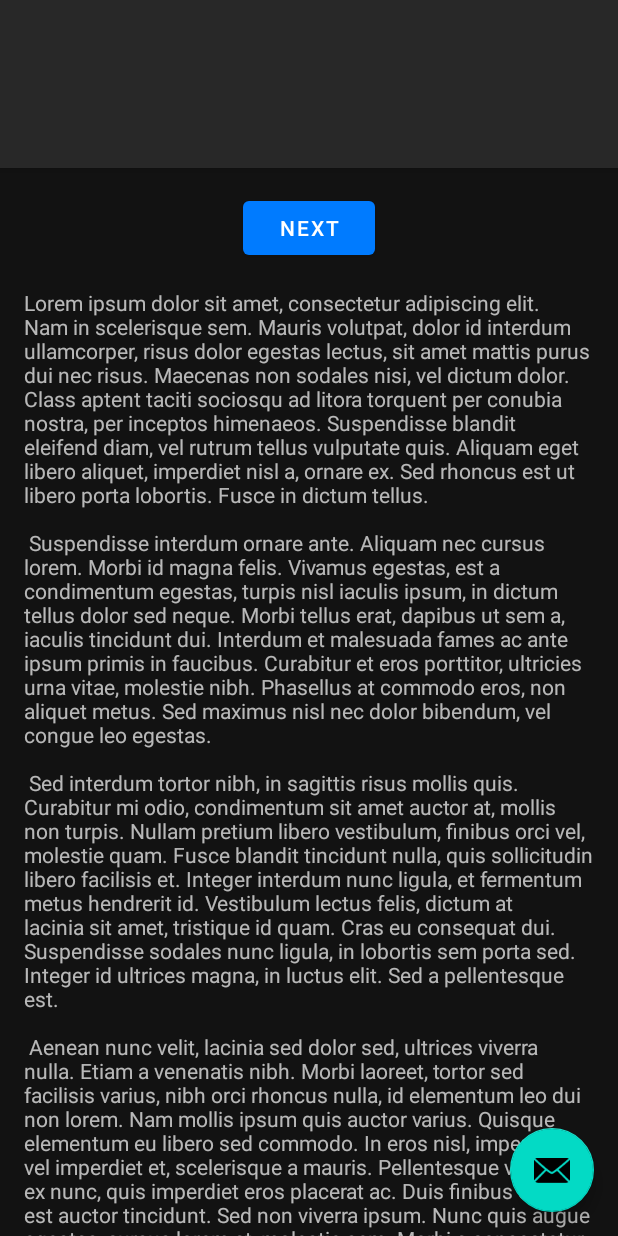
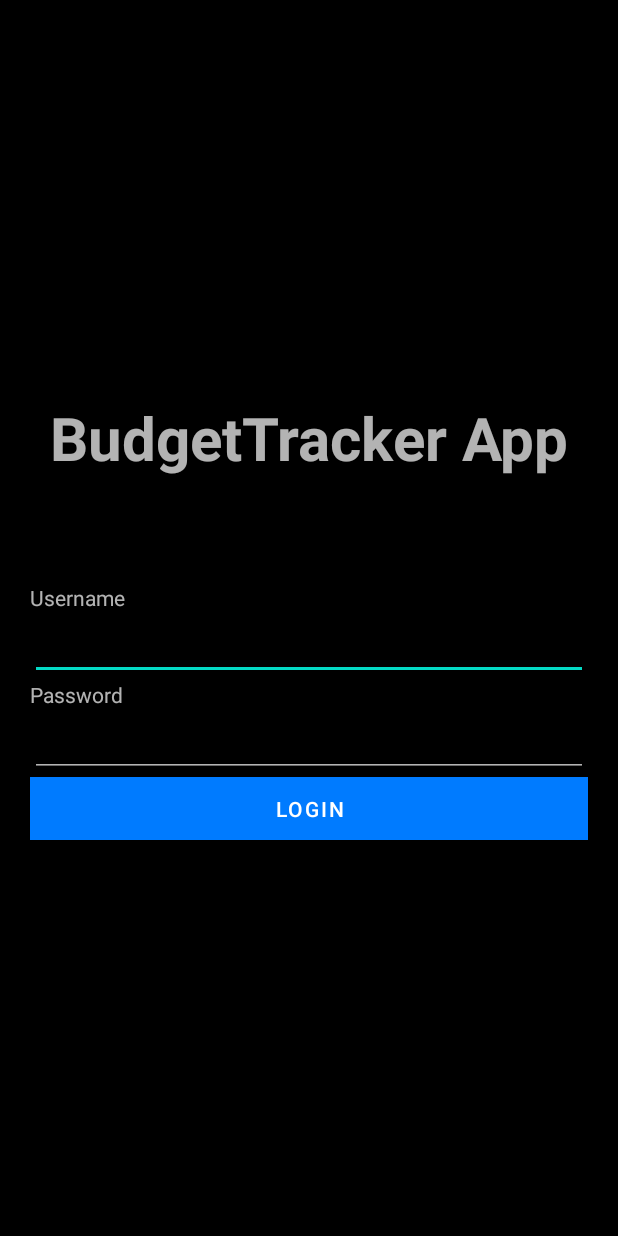
Before and after one commit to simplyratl/budget_tracker, an Android app: the layout activity_login.xml on its own in the app's theme, with its tools: preview values and no code run, on a phone screen of 412 x 824 dp. Run offline under Robolectric (Android 15) with nearby library versions, the phone set to English and light mode, and no system bars.

Commit message:
login strana

```diff
--- a/app/build.gradle
+++ b/app/build.gradle
@@ -64,11 +64,13 @@ dependencies {
     implementation 'androidx.compose.ui:ui-graphics'
     implementation 'androidx.compose.ui:ui-tooling-preview'
     implementation 'androidx.compose.material3:material3'
+    implementation platform('androidx.compose:compose-bom:2022.10.00')
     testImplementation 'junit:junit:4.13.2'
     androidTestImplementation 'androidx.test.ext:junit:1.1.3'
     androidTestImplementation 'androidx.test.espresso:espresso-core:3.4.0'
     androidTestImplementation platform('androidx.compose:compose-bom:2022.10.00')
     androidTestImplementation 'androidx.compose.ui:ui-test-junit4'
+    androidTestImplementation platform('androidx.compose:compose-bom:2022.10.00')
     debugImplementation 'androidx.compose.ui:ui-tooling'
     debugImplementation 'androidx.compose.ui:ui-test-manifest'
 }
--- a/app/src/main/java/com/example/budget_tracker/ui/auth/ui/FirstFragment.kt
+++ /dev/null
@@ -1,44 +0,0 @@
-package com.example.budget_tracker.ui.auth.ui
-
-import android.os.Bundle
-import androidx.fragment.app.Fragment
-import android.view.LayoutInflater
-import android.view.View
-import android.view.ViewGroup
-import androidx.navigation.fragment.findNavController
-import com.example.budget_tracker.R
-import com.example.budget_tracker.databinding.FragmentFirstBinding
-
-/**
- * A simple [Fragment] subclass as the default destination in the navigation.
- */
-class FirstFragment : Fragment() {
-
-private var _binding: FragmentFirstBinding? = null
-    // This property is only valid between onCreateView and
-    // onDestroyView.
-    private val binding get() = _binding!!
-
-    override fun onCreateView(
-        inflater: LayoutInflater, container: ViewGroup?,
-        savedInstanceState: Bundle?
-    ): View? {
-
-      _binding = FragmentFirstBinding.inflate(inflater, container, false)
-      return binding.root
-
-    }
-
-    override fun onViewCreated(view: View, savedInstanceState: Bundle?) {
-        super.onViewCreated(view, savedInstanceState)
-
-        binding.buttonFirst.setOnClickListener {
-            findNavController().navigate(R.id.action_FirstFragment_to_SecondFragment)
-        }
-    }
-
-override fun onDestroyView() {
-        super.onDestroyView()
-        _binding = null
-    }
-}
--- a/app/src/main/res/layout/activity_login.xml
+++ b/app/src/main/res/layout/activity_login.xml
@@ -1,35 +1,87 @@
 <?xml version="1.0" encoding="utf-8"?>
-<androidx.coordinatorlayout.widget.CoordinatorLayout
-    xmlns:android="http://schemas.android.com/apk/res/android"
+<androidx.constraintlayout.widget.ConstraintLayout xmlns:android="http://schemas.android.com/apk/res/android"
     xmlns:app="http://schemas.android.com/apk/res-auto"
     xmlns:tools="http://schemas.android.com/tools"
     android:layout_width="match_parent"
     android:layout_height="match_parent"
-    android:fitsSystemWindows="true"
-    tools:context=".ui.auth.ui.LoginActivity">
+    tools:context=".ui.auth.login.ui.LoginActivity"
+    android:background="@color/background"
+    android:layout_gravity="center"
+    >
 
-    <com.google.android.material.appbar.AppBarLayout
+    <LinearLayout
+        android:layout_width="match_parent"
         android:layout_height="wrap_content"
-        android:layout_width="match_parent"
-        android:fitsSystemWindows="true"
-        >
+        android:orientation="vertical"
+        app:layout_constraintBottom_toBottomOf="parent"
+        app:layout_constraintTop_toTopOf="parent"
+        android:layout_marginHorizontal="20dp"
+        tools:ignore="MissingConstraints">
 
-        <com.google.android.material.appbar.MaterialToolbar
-            android:id="@+id/toolbar"
-            android:layout_width = "match_parent"
-            android:layout_height = "?attr/actionBarSize" />
+        <TextView
+            android:id="@+id/login_heading"
+            android:layout_width="match_parent"
+            android:layout_height="wrap_content"
+            android:text="BudgetTracker App"
+            android:textStyle="bold"
+            android:textSize="40sp"
+            android:gravity="center"
+            android:layout_marginBottom="70dp"
+            />
 
-  </com.google.android.material.appbar.AppBarLayout>
+        <LinearLayout
+            android:layout_width="match_parent"
+            android:layout_height="wrap_content"
+            android:orientation="vertical"
+            >
 
-  <include layout="@layout/content_login"/>
+            <TextView
+                android:id="@+id/login_label_username"
+                android:layout_width="wrap_content"
+                android:layout_height="wrap_content"
+                android:layout_weight="1"
+                android:text="Username" />
 
-  <com.google.android.material.floatingactionbutton.FloatingActionButton
-  android:id="@+id/fab"
-  android:layout_width="wrap_content"
-  android:layout_height="wrap_content"
-  android:layout_gravity="bottom|end"
-  android:layout_marginEnd="@dimen/fab_margin"
-  android:layout_marginBottom="16dp"
-  app:srcCompat="@android:drawable/ic_dialog_email" />
+            <EditText
+                android:id="@+id/editTextText"
+                android:layout_width="match_parent"
+                android:layout_height="wrap_content"
+                android:ems="10"
+                android:inputType="text"
+                android:textColor="@color/text_color" />
+        </LinearLayout>
 
-  </androidx.coordinatorlayout.widget.CoordinatorLayout>
+        <LinearLayout
+            android:layout_width="match_parent"
+            android:layout_height="wrap_content"
+            android:orientation="vertical"
+            >
+
+            <TextView
+                android:id="@+id/login_label_password"
+                android:layout_width="wrap_content"
+                android:layout_height="wrap_content"
+                android:layout_weight="1"
+                android:text="Password" />
+
+            <EditText
+                android:id="@+id/editTextTextPassword"
+                android:layout_width="match_parent"
+                android:layout_height="wrap_content"
+                android:ems="10"
+                android:textColor="@color/text_color"
+                android:inputType="textPassword" />
+
+            <Button
+                android:id="@+id/login_button"
+                android:layout_width="match_parent"
+                android:layout_height="42dp"
+                android:background="@color/primary_color"
+                android:text="Login" />
+        </LinearLayout>
+
+
+
+    </LinearLayout>
+
+</androidx.constraintlayout.widget.ConstraintLayout>
--- a/app/src/main/res/layout/content_login.xml
+++ /dev/null
@@ -1,20 +0,0 @@
-<?xml version="1.0" encoding="utf-8"?>
-<androidx.constraintlayout.widget.ConstraintLayout
-    xmlns:android="http://schemas.android.com/apk/res/android"
-    xmlns:app="http://schemas.android.com/apk/res-auto"
-    android:layout_width="match_parent"
-    android:layout_height="match_parent"
-    app:layout_behavior="@string/appbar_scrolling_view_behavior">
-
-    <fragment
-        android:id="@+id/nav_host_fragment_content_login"
-        android:name="androidx.navigation.fragment.NavHostFragment"
-        android:layout_width="0dp"
-        android:layout_height="0dp"
-        app:layout_constraintStart_toStartOf="parent"
-        app:layout_constraintEnd_toEndOf="parent"
-        app:layout_constraintTop_toTopOf="parent"
-        app:layout_constraintBottom_toBottomOf="parent"
-        app:defaultNavHost="true"
-        app:navGraph="@navigation/nav_graph" />
-</androidx.constraintlayout.widget.ConstraintLayout>
--- a/app/src/main/res/layout/fragment_first.xml
+++ /dev/null
@@ -1,34 +0,0 @@
-<?xml version="1.0" encoding="utf-8"?>
-<androidx.core.widget.NestedScrollView
-    xmlns:android="http://schemas.android.com/apk/res/android"
-    xmlns:app="http://schemas.android.com/apk/res-auto"
-    xmlns:tools="http://schemas.android.com/tools"
-    android:layout_width="match_parent"
-    android:layout_height="match_parent"
-    tools:context=".FirstFragment">
-    <androidx.constraintlayout.widget.ConstraintLayout
-        android:layout_width="match_parent"
-        android:layout_height="match_parent"
-        android:padding="16dp">
-        <Button
-            android:id="@+id/button_first"
-            android:layout_width="wrap_content"
-            android:layout_height="wrap_content"
-            android:text="@string/next"
-            app:layout_constraintTop_toTopOf="parent"
-            app:layout_constraintEnd_toEndOf="parent"
-            app:layout_constraintStart_toStartOf="parent"
-            app:layout_constraintBottom_toTopOf="@id/textview_first" />
-
-        <TextView
-            android:id="@+id/textview_first"
-            android:layout_width="wrap_content"
-            android:layout_height="wrap_content"
-            android:layout_marginTop="16dp"
-            android:text="@string/lorem_ipsum"
-            app:layout_constraintTop_toBottomOf="@id/button_first"
-            app:layout_constraintEnd_toEndOf="parent"
-            app:layout_constraintStart_toStartOf="parent"
-            app:layout_constraintBottom_toBottomOf="parent" />
-    </androidx.constraintlayout.widget.ConstraintLayout>
-</androidx.core.widget.NestedScrollView>
--- a/app/src/main/res/values/strings.xml
+++ b/app/src/main/res/values/strings.xml
@@ -12,40 +12,4 @@
     <string name="next">Next</string>
     <string name="previous">Previous</string>
 
-    <string name="lorem_ipsum">
-        Lorem ipsum dolor sit amet, consectetur adipiscing elit. Nam in scelerisque sem. Mauris
-        volutpat, dolor id interdum ullamcorper, risus dolor egestas lectus, sit amet mattis purus
-        dui nec risus. Maecenas non sodales nisi, vel dictum dolor. Class aptent taciti sociosqu ad
-        litora torquent per conubia nostra, per inceptos himenaeos. Suspendisse blandit eleifend
-        diam, vel rutrum tellus vulputate quis. Aliquam eget libero aliquet, imperdiet nisl a,
-        ornare ex. Sed rhoncus est ut libero porta lobortis. Fusce in dictum tellus.\n\n
-        Suspendisse interdum ornare ante. Aliquam nec cursus lorem. Morbi id magna felis. Vivamus
-        egestas, est a condimentum egestas, turpis nisl iaculis ipsum, in dictum tellus dolor sed
-        neque. Morbi tellus erat, dapibus ut sem a, iaculis tincidunt dui. Interdum et malesuada
-        fames ac ante ipsum primis in faucibus. Curabitur et eros porttitor, ultricies urna vitae,
-        molestie nibh. Phasellus at commodo eros, non aliquet metus. Sed maximus nisl nec dolor
-        bibendum, vel congue leo egestas.\n\n
-        Sed interdum tortor nibh, in sagittis risus mollis quis. Curabitur mi odio, condimentum sit
-        amet auctor at, mollis non turpis. Nullam pretium libero vestibulum, finibus orci vel,
-        molestie quam. Fusce blandit tincidunt nulla, quis sollicitudin libero facilisis et. Integer
-        interdum nunc ligula, et fermentum metus hendrerit id. Vestibulum lectus felis, dictum at
-        lacinia sit amet, tristique id quam. Cras eu consequat dui. Suspendisse sodales nunc ligula,
-        in lobortis sem porta sed. Integer id ultrices magna, in luctus elit. Sed a pellentesque
-        est.\n\n
-        Aenean nunc velit, lacinia sed dolor sed, ultrices viverra nulla. Etiam a venenatis nibh.
-        Morbi laoreet, tortor sed facilisis varius, nibh orci rhoncus nulla, id elementum leo dui
-        non lorem. Nam mollis ipsum quis auctor varius. Quisque elementum eu libero sed commodo. In
-        eros nisl, imperdiet vel imperdiet et, scelerisque a mauris. Pellentesque varius ex nunc,
-        quis imperdiet eros placerat ac. Duis finibus orci et est auctor tincidunt. Sed non viverra
-        ipsum. Nunc quis augue egestas, cursus lorem at, molestie sem. Morbi a consectetur ipsum, a
-        placerat diam. Etiam vulputate dignissim convallis. Integer faucibus mauris sit amet finibus
-        convallis.\n\n
-        Phasellus in aliquet mi. Pellentesque habitant morbi tristique senectus et netus et
-        malesuada fames ac turpis egestas. In volutpat arcu ut felis sagittis, in finibus massa
-        gravida. Pellentesque id tellus orci. Integer dictum, lorem sed efficitur ullamcorper,
-        libero justo consectetur ipsum, in mollis nisl ex sed nisl. Donec maximus ullamcorper
-        sodales. Praesent bibendum rhoncus tellus nec feugiat. In a ornare nulla. Donec rhoncus
-        libero vel nunc consequat, quis tincidunt nisl eleifend. Cras bibendum enim a justo luctus
-        vestibulum. Fusce dictum libero quis erat maximus, vitae volutpat diam dignissim.
-    </string>
 </resources>
--- a/app/src/main/res/values/themes.xml
+++ b/app/src/main/res/values/themes.xml
@@ -18,6 +18,8 @@
         <item name="cornerFamily">rounded</item>
         <item name="cornerSize">20dp</item>
     </style>
+
+
   <!-- Base application theme. -->
     <style name="Base.Theme.Budget_tracker" parent="Theme.Material3.DayNight.NoActionBar">
         <!-- Customize your light theme here. -->
```
Also changed, not shown: app/src/main/AndroidManifest.xml (+8 -14 lines), app/src/main/java/com/example/budget_tracker/ui/auth/login/ui/LoginActivity.kt (added, +27 -0 lines), app/src/main/java/com/example/budget_tracker/ui/auth/ui/LoginActivity.kt (deleted, +0 -44 lines), app/src/main/java/com/example/budget_tracker/ui/auth/ui/SecondFragment.kt (deleted, +0 -43 lines), app/src/main/res/layout/fragment_second.xml (deleted, +0 -35 lines).
